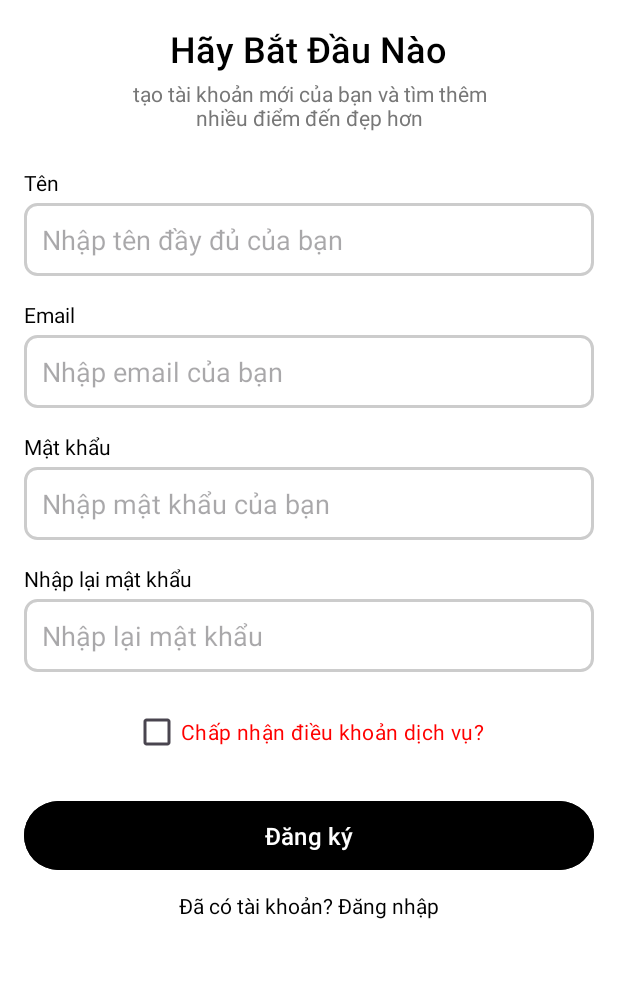
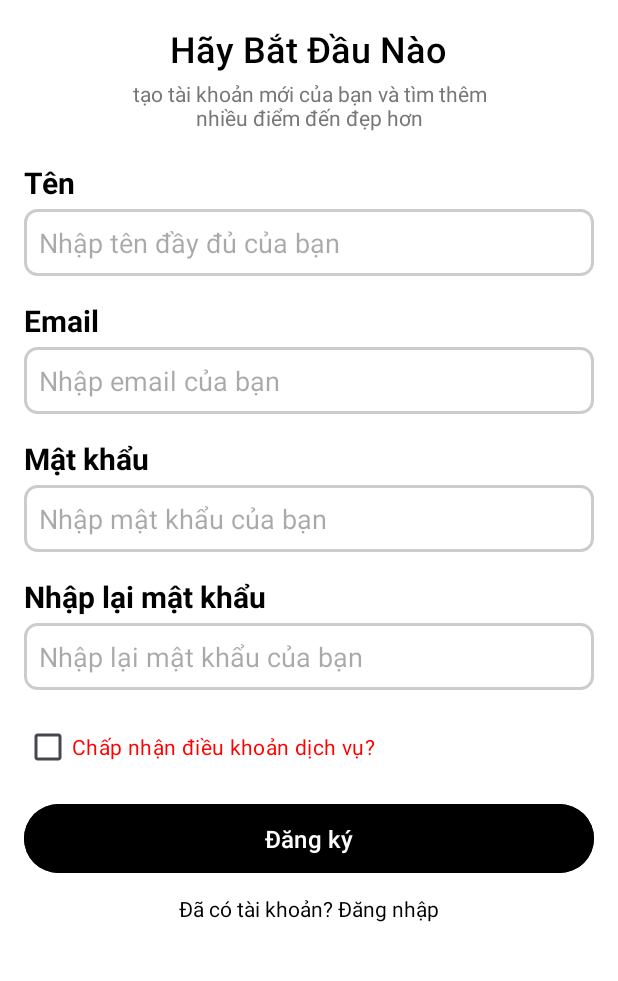
Before and after one commit to Jainan21/TravelTicker, an Android app: the dangky screen opened directly, with no data from a screen before it, on a phone screen of 412 x 824 dp, the part 144-1125 px from its top. Run offline under Robolectric (Android 15) with nearby library versions, the phone set to English and light mode, and no system bars.

Commit message:
dh,dy
đã sửa đăng nhập đăng ký

```diff
--- a/app/src/main/res/layout/activity_dangky.xml
+++ b/app/src/main/res/layout/activity_dangky.xml
@@ -36,14 +36,15 @@
         android:textSize="14sp"
         android:textColor="#777777"
         android:gravity="center"
-        android:layout_marginBottom="24dp"/>
+        android:layout_marginBottom="20dp"/>
 
 
     <TextView
         android:layout_width="match_parent"
         android:layout_height="wrap_content"
         android:text="Tên"
-        android:textSize="14sp"
+        android:textSize="20sp"
+        android:textStyle="bold"
         android:textColor="#000000"
         android:gravity="start"
         android:layout_marginBottom="4dp"/>
@@ -54,7 +55,7 @@
         android:layout_height="wrap_content"
         android:hint="Nhập tên đầy đủ của bạn"
         android:inputType="textPersonName"
-        android:padding="12dp"
+        android:padding="10dp"
         android:background="@drawable/bg_edit_text"
         android:layout_marginBottom="16dp"/>
 
@@ -63,7 +64,8 @@
         android:layout_width="match_parent"
         android:layout_height="wrap_content"
         android:text="Email"
-        android:textSize="14sp"
+        android:textSize="20sp"
+        android:textStyle="bold"
         android:textColor="#000000"
         android:gravity="start"
         android:layout_marginBottom="4dp"/>
@@ -74,7 +76,7 @@
         android:layout_height="wrap_content"
         android:hint="Nhập email của bạn"
         android:inputType="textEmailAddress"
-        android:padding="12dp"
+        android:padding="10dp"
         android:background="@drawable/bg_edit_text"
         android:layout_marginBottom="16dp"/>
 
@@ -82,7 +84,8 @@
         android:layout_width="match_parent"
         android:layout_height="wrap_content"
         android:text="Mật khẩu"
-        android:textSize="14sp"
+        android:textStyle="bold"
+        android:textSize="20sp"
         android:textColor="#000000"
         android:gravity="start"
         android:layout_marginBottom="4dp"/>
@@ -93,7 +96,7 @@
         android:layout_height="wrap_content"
         android:hint="Nhập mật khẩu của bạn"
         android:inputType="textPassword"
-        android:padding="12dp"
+        android:padding="10dp"
         android:background="@drawable/bg_edit_text"
         android:layout_marginBottom="16dp"/>
 
@@ -101,7 +104,8 @@
         android:layout_width="match_parent"
         android:layout_height="wrap_content"
         android:text="Nhập lại mật khẩu"
-        android:textSize="14sp"
+        android:textSize="20sp"
+        android:textStyle="bold"
         android:textColor="#000000"
         android:gravity="start"
         android:layout_marginBottom="4dp"/>
@@ -110,19 +114,20 @@
         android:id="@+id/AgainPassword"
         android:layout_width="match_parent"
         android:layout_height="wrap_content"
-        android:hint="Nhập lại mật khẩu"
+        android:hint="Nhập lại mật khẩu của bạn"
         android:inputType="textPassword"
-        android:padding="12dp"
+        android:padding="10dp"
         android:background="@drawable/bg_edit_text"
-        android:layout_marginBottom="16dp"/>
+        android:layout_marginBottom="14dp"/>
 
     <CheckBox
         android:id="@+id/accept"
         android:layout_width="wrap_content"
         android:layout_height="wrap_content"
+        android:layout_gravity="start"
+        android:layout_marginBottom="10dp"
         android:text="Chấp nhận điều khoản dịch vụ?"
-        android:textColor="#FF0000"
-        android:layout_marginBottom="18dp"/>
+        android:textColor="#FF0000" />
 
     <Button
         android:id="@+id/register"
--- a/app/src/main/res/layout/activity_dangnhap.xml
+++ b/app/src/main/res/layout/activity_dangnhap.xml
@@ -39,7 +39,8 @@
         android:layout_width="match_parent"
         android:layout_height="wrap_content"
         android:text="Email"
-        android:textSize="14sp"
+        android:textStyle="bold"
+        android:textSize="20sp"
         android:textColor="#000000"
         android:gravity="start"
         android:layout_marginBottom="4dp"/>
@@ -59,7 +60,8 @@
         android:layout_width="match_parent"
         android:layout_height="wrap_content"
         android:text="Mật khẩu"
-        android:textSize="14sp"
+        android:textStyle="bold"
+        android:textSize="20sp"
         android:textColor="#000000"
         android:gravity="start"
         android:layout_marginBottom="4dp"/>
```
